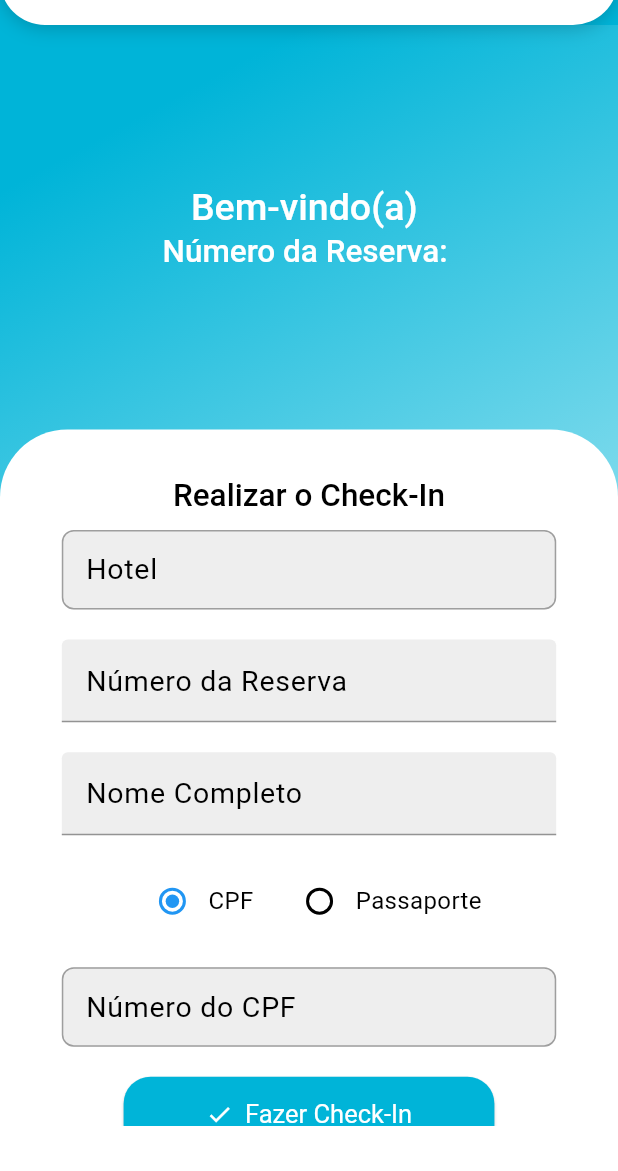
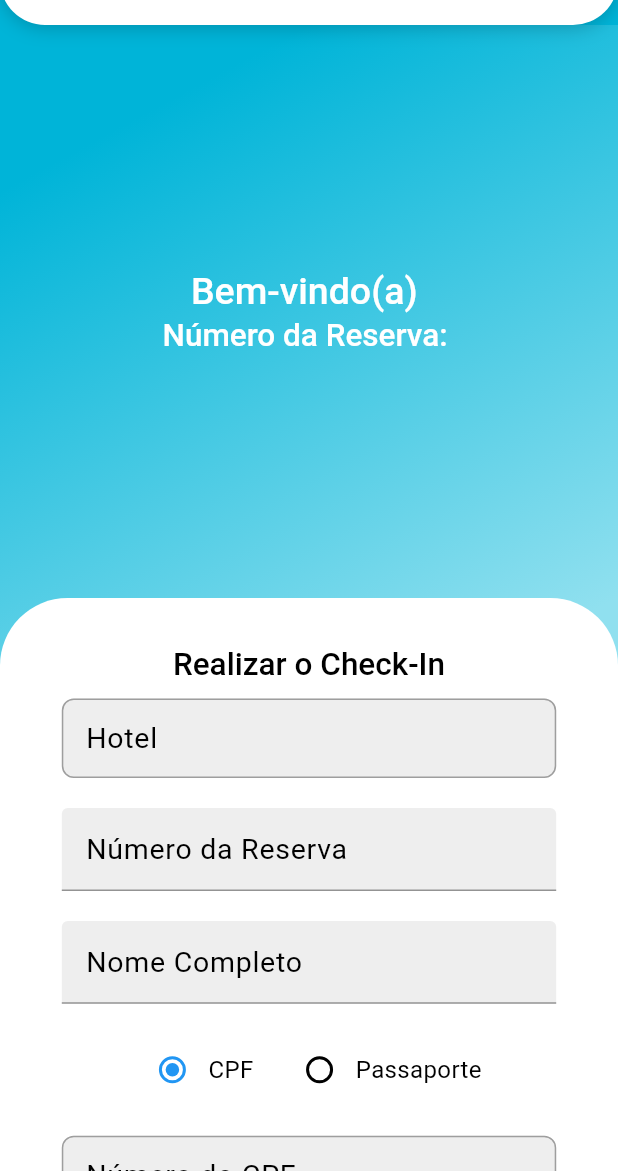
Before and after one commit to fabiosuli/checkin-front, a Flutter app: the CheckInPage screen opened directly with empty values, on a phone screen of 412 x 824 dp, the part 65-1236 px from its top. Run offline on Flutter 3.47's test engine with Material 3 defaults, Android fonts, the phone set to English and light mode, and no system bars.

Commit message:
Overflow arrumado

```diff
--- a/lib/page/checkin_page.dart
+++ b/lib/page/checkin_page.dart
@@ -39,6 +39,7 @@ class _CheckInPageState extends State<CheckInPage> {
     final screenHeight = MediaQuery.of(context).size.height;
 
     return Scaffold(
+      resizeToAvoidBottomInset: true,
       appBar: PreferredSize(
         preferredSize: const Size.fromHeight(60),
         child: Container(
@@ -114,9 +115,9 @@ class _CheckInPageState extends State<CheckInPage> {
                       ),
                     ),
                   ),
-                  Container(
+                  Expanded(
+                    child: Container(
                       width: double.infinity,
-                    height: screenHeight * 0.6,
                       decoration: const BoxDecoration(
                         color: Colors.white,
                         borderRadius: BorderRadius.only(
@@ -124,9 +125,8 @@ class _CheckInPageState extends State<CheckInPage> {
                           topRight: Radius.circular(45.0),
                         ),
                       ),
-                    child: Padding(
+                      child: SingleChildScrollView(
                         padding: const EdgeInsets.symmetric(vertical: 30.0),
-                      child: SingleChildScrollView(
                         child: Column(
                           crossAxisAlignment: CrossAxisAlignment.center,
                           children: [
--- a/lib/page/home_page.dart
+++ b/lib/page/home_page.dart
@@ -39,7 +39,7 @@ class _HomePageState extends State<HomePage> {
         ),
         child: SafeArea(
           child: Center(
-            child: Padding(
+            child: SingleChildScrollView(
               padding: const EdgeInsets.all(16.0),
               child: Container(
                 decoration: BoxDecoration(
@@ -180,8 +180,7 @@ class _HomePageState extends State<HomePage> {
                     Navigator.of(context).pop();
                   },
                   style: TextButton.styleFrom(
-                    foregroundColor: const Color(
-                        0xFF0096c7),
+                    foregroundColor: const Color(0xFF0096c7),
                     padding: const EdgeInsets.symmetric(
                         vertical: 12, horizontal: 20),
                     shape: RoundedRectangleBorder(
```
Lines whose indentation alone changed are shown as unchanged.
